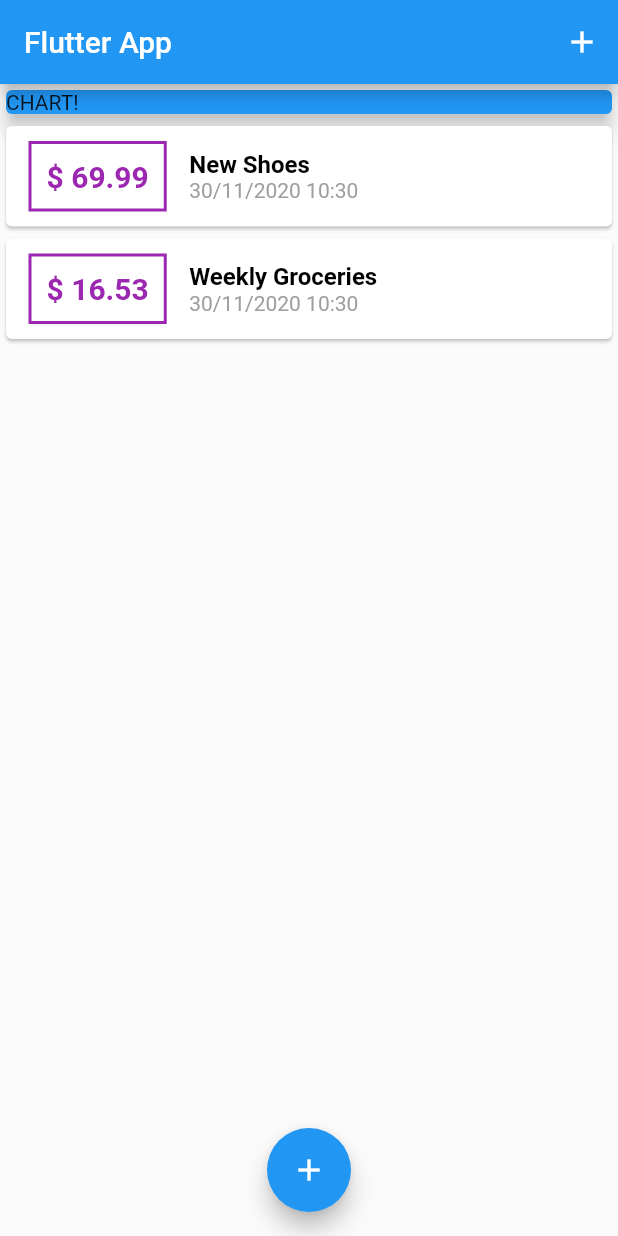
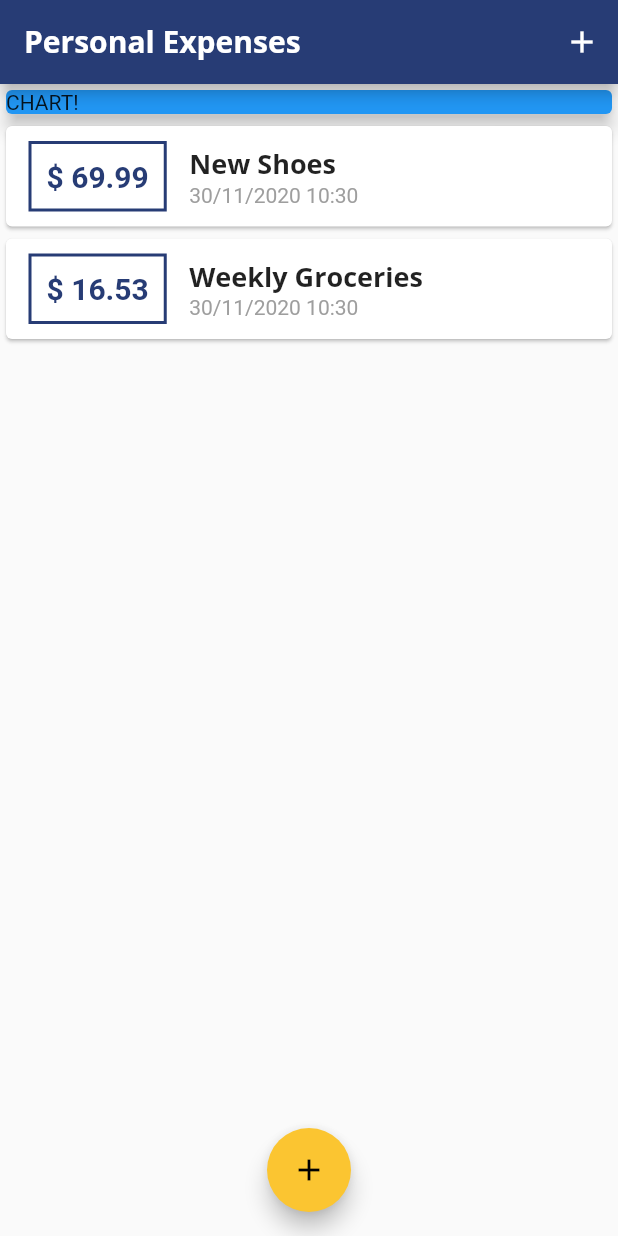
Before and after one commit to helenabd/Personal_Expenses_App, a Flutter app: the screen it shows after launch, on a phone screen of 412 x 824 dp. Run offline on Flutter 3.47's test engine with Material 2 defaults, Android fonts, the phone set to English and light mode, and no system bars.

Commit message:
Custom fonts, colors and themes

```diff
--- a/lib/main.dart
+++ b/lib/main.dart
@@ -10,7 +10,27 @@ class MyApp extends StatelessWidget {
   @override
   Widget build(BuildContext context) {
     return MaterialApp(
-      title: 'Flutter App',
+      title: 'Personal Expenses',
+      theme: ThemeData(
+          primarySwatch: Colors.indigo,
+          primaryColor: Color(0xff273c75),
+          accentColor: Color(0xfffbc531),
+          fontFamily: 'Quicksand',
+          textTheme: ThemeData.light().textTheme.copyWith(
+                  headline6: TextStyle(
+                fontFamily: 'OpenSans',
+                fontWeight: FontWeight.bold,
+                fontSize: 18,
+              )),
+          appBarTheme: AppBarTheme(
+            textTheme: ThemeData.light().textTheme.copyWith(
+                  headline6: TextStyle(
+                    fontFamily: 'OpenSans',
+                    fontSize: 20,
+                    fontWeight: FontWeight.bold,
+                  ),
+                ),
+          )),
       home: MyHomePage(),
     );
   }
@@ -69,7 +89,9 @@ class _MyHomePageState extends State<MyHomePage> {
   Widget build(BuildContext context) {
     return Scaffold(
       appBar: AppBar(
-        title: Text('Flutter App'),
+        title: Text(
+          'Personal Expenses',
+        ),
         actions: <Widget>[
           IconButton(
             icon: Icon(Icons.add),
--- a/lib/widgets/transaction_list.dart
+++ b/lib/widgets/transaction_list.dart
@@ -21,7 +21,7 @@ class TransactionList extends StatelessWidget {
                   margin: EdgeInsets.symmetric(vertical: 10, horizontal: 15),
                   decoration: BoxDecoration(
                     border: Border.all(
-                      color: Colors.purple,
+                      color: Theme.of(context).primaryColor,
                       width: 2,
                     ),
                   ),
@@ -29,9 +29,10 @@ class TransactionList extends StatelessWidget {
                   child: Text(
                     '\$ ${transactions[index].amount.toStringAsFixed(2)}',
                     style: TextStyle(
-                        fontWeight: FontWeight.bold,
-                        fontSize: 20,
-                        color: Colors.purple),
+                      fontWeight: FontWeight.bold,
+                      fontSize: 20,
+                      color: Theme.of(context).primaryColor,
+                    ),
                   ),
                 ),
                 Column(
@@ -39,10 +40,7 @@ class TransactionList extends StatelessWidget {
                   children: <Widget>[
                     Text(
                       transactions[index].title,
-                      style: TextStyle(
-                          color: Colors.black,
-                          fontSize: 16,
-                          fontWeight: FontWeight.bold),
+                      style: Theme.of(context).textTheme.headline6,
                     ),
                     Text(
                       DateFormat('dd/MM/yyyy HH:mm')
```
Also changed, not shown: pubspec.yaml (+13 -6 lines), assets/fonts/OpenSans-Bold.ttf (added), assets/fonts/OpenSans-Regular.ttf (added), assets/fonts/Quicksand-Bold.ttf (added), assets/fonts/Quicksand-Light.ttf (added), assets/fonts/Quicksand-Medium.ttf (added), assets/fonts/Quicksand-Regular.ttf (added).
